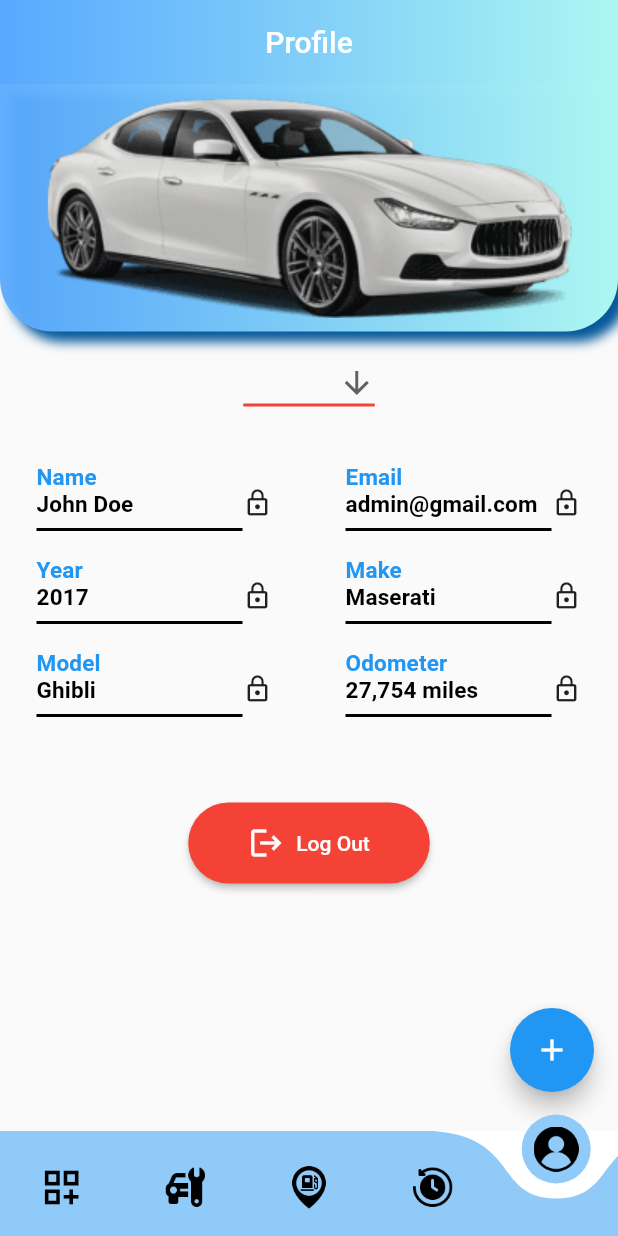
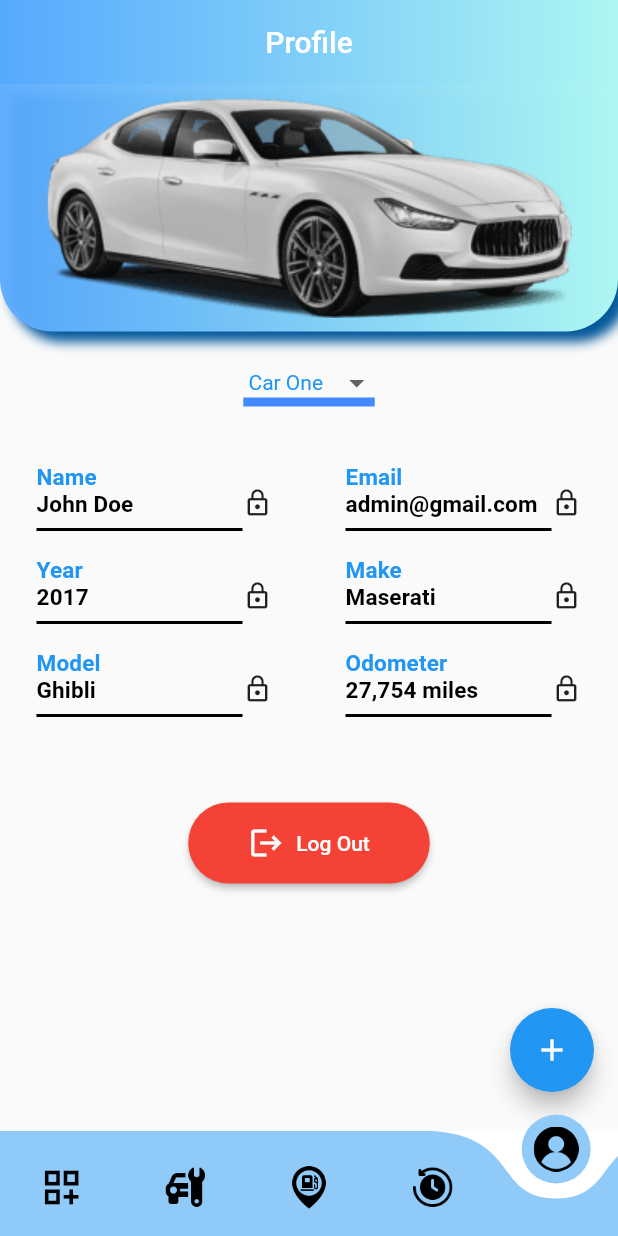
Before and after one commit to jabezj1/Motore, a Flutter app: the screen it shows after launch, item 5 of the bottom bar chosen, on a phone screen of 412 x 824 dp. Run offline on Flutter 3.47's test engine with Material 2 defaults, Android fonts, the phone set to English and light mode, and no system bars; drawn by our look-alikes of curved_navigation_bar; our stand-ins replace animated_splash_screen, auth_buttons, cloud_firestore, dio, firebase_auth, firebase_core and 8 more; accounts and stored records are empty.

Commit message:
made a change to dropdown in PF pg

```diff
--- a/lib/pages/profile.dart
+++ b/lib/pages/profile.dart
@@ -9,6 +9,8 @@ const List<String> list = <String>[
   ' Car Three',
   ' Car Four',
 ];
+
+String drop = list.first;
 
 class Profile extends StatefulWidget {
   const Profile({Key? key}) : super(key: key);
@@ -89,20 +91,22 @@ class _ProfileState extends State<Profile> {
           ),
           SizedBox(height: 10),
           DropdownButton<String>(
-            //value: dropdownValue,
-            icon: const Icon(Icons.arrow_downward),
+            value: drop,
+            icon: const Icon(Icons.arrow_drop_down_sharp),
             elevation: 16,
             style: const TextStyle(color: Colors.blue),
             underline: Container(
-              height: 2,
-              color: Colors.red,
+              height: 6,
+              color: Colors.blueAccent,
             ),
             onChanged: (String? value) {
+              setState(() {
+                //dropdown
+              });
               // This is called when the user selects an item.
-              // setState(() {
-              //   dropdownValue = value!;
-              // }
-              //);
+              setState(() {
+                drop = value!;
+              });
             },
             items: list.map<DropdownMenuItem<String>>((String value) {
               return DropdownMenuItem<String>(
```
